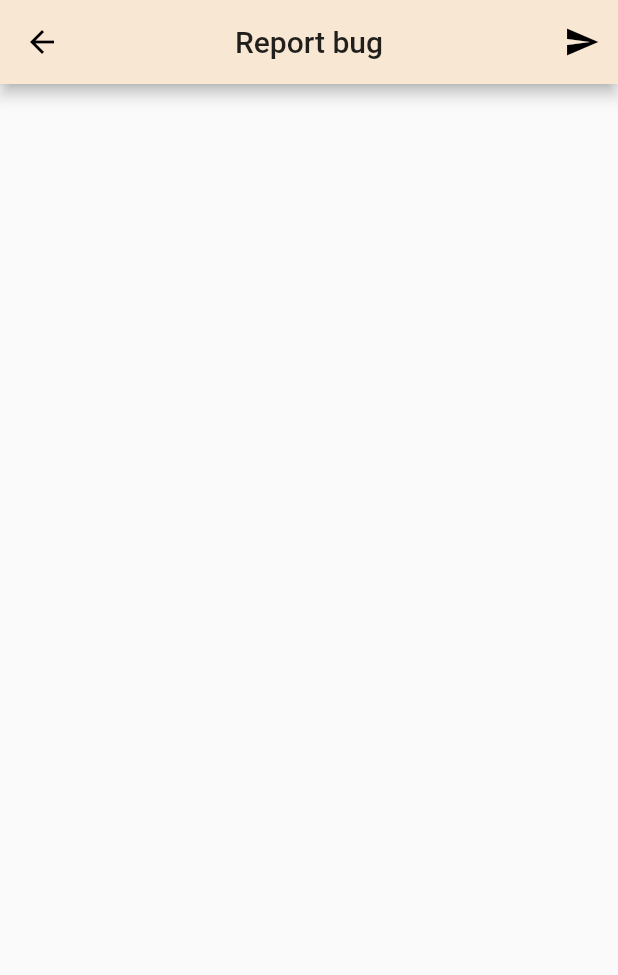
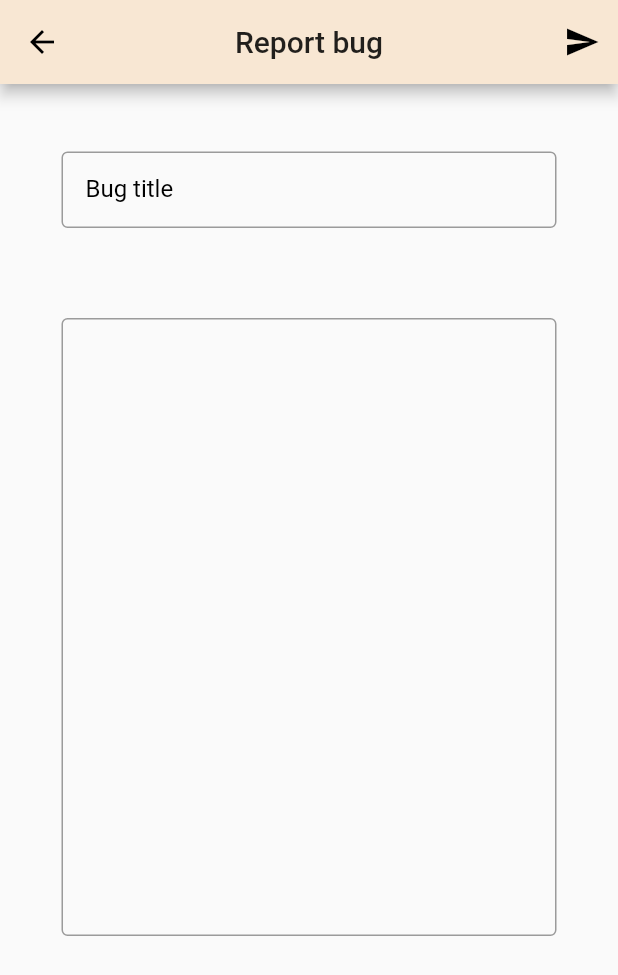
Before and after one commit to ollinmagno/ragnarok-database, a Flutter app: the SendReportBug screen opened directly, on a phone screen of 412 x 824 dp. Shown: the top 975 px of the screen. Run offline on Flutter 3.47's test engine with Material 2 defaults, Android fonts, the phone set to English and light mode, and no system bars.

Commit message:
send report bug e feedback

```diff
--- a/lib/src/pages_drawer/send_feedback.dart
+++ b/lib/src/pages_drawer/send_feedback.dart
@@ -1,7 +1,12 @@
 import 'package:flutter/material.dart';
 import 'package:ragnarok/src/utils/colors.dart';
 
-class SendFeedback extends StatelessWidget {
+class SendFeedback extends StatefulWidget {
+  @override
+  _SendFeedbackState createState() => _SendFeedbackState();
+}
+
+class _SendFeedbackState extends State<SendFeedback> {
   GlobalKey _keyForm = GlobalKey<FormState>();
   final TextEditingController _controllerTitle = TextEditingController();
   final TextEditingController _controllerSendFeedback = TextEditingController();
@@ -10,7 +15,7 @@ class SendFeedback extends StatelessWidget {
     return SingleChildScrollView(
       padding: EdgeInsets.only(top: 45, left: 16.0, right: 16.0, bottom: 16.0),
       child: Form(
-        key: _keyForm,
+        //key: _keyForm,
         child: Center(
           child: Column(
             children: <Widget>[
@@ -27,10 +32,13 @@ class SendFeedback extends StatelessWidget {
                     labelText: 'Title',
                     labelStyle: TextStyle(color: Colors.black),
                     border: OutlineInputBorder(
-                      borderSide: BorderSide(color: Colors.red, width: 1.0),
+                      borderSide: BorderSide(color: Colors.black, width: 1.0),
+                    ),
+                    focusedBorder: OutlineInputBorder(
+                      borderSide: BorderSide(color: Colors.black, width: 1.0),
                     ),
                     contentPadding:
-                        EdgeInsets.symmetric(horizontal: 16.0, vertical: 16.0),
+                    EdgeInsets.symmetric(horizontal: 16.0, vertical: 16.0),
                   ),
                 ),
               ),
@@ -48,7 +56,10 @@ class SendFeedback extends StatelessWidget {
                     labelText: '',
                     labelStyle: TextStyle(height: 0.0, color: Colors.red),
                     border: OutlineInputBorder(
-                      borderSide: BorderSide(color: Colors.red, width: 1.0),
+                      borderSide: BorderSide(color: Colors.black, width: 1.0),
+                    ),
+                    focusedBorder: OutlineInputBorder(
+                      borderSide: BorderSide(color: Colors.black, width: 1.0),
                     ),
                     contentPadding:
                     EdgeInsets.symmetric(horizontal: 16.0, vertical: 16.0),
--- a/lib/src/pages_drawer/send_report_bug.dart
+++ b/lib/src/pages_drawer/send_report_bug.dart
@@ -1,21 +1,91 @@
 import 'package:flutter/material.dart';
 import 'package:ragnarok/src/utils/colors.dart';
 
-class SendReportBug extends StatelessWidget {
-  GlobalKey _keyForm = GlobalKey<FormState>();
+class SendReportBug extends StatefulWidget {
+  @override
+  _SendReportBugState createState() => _SendReportBugState();
+}
+
+class _SendReportBugState extends State<SendReportBug> {
+  final _scaffoldKey = GlobalKey<ScaffoldState>();
+  final _keyForm = GlobalKey<FormState>();
   final TextEditingController _controllerTitle = TextEditingController();
   final TextEditingController _controllerSendReport = TextEditingController();
 
-  _body() {}
+  _body() {
+    return SingleChildScrollView(
+      padding: EdgeInsets.only(top: 45, left: 16.0, right: 16.0, bottom: 16.0),
+      child: Form(
+        key: _keyForm,
+        child: Center(
+          child: Column(
+            children: <Widget>[
+              SizedBox(
+                width: 330,
+                child: TextFormField(
+                  controller: _controllerTitle,
+                  maxLength: 30,
+                  keyboardType: TextInputType.text,
+                  maxLines: 1,
+                  //onChanged: (texto) {},
+                  decoration: InputDecoration(
+                    counterText: '',
+                    labelText: 'Bug title',
+                    labelStyle: TextStyle(color: Colors.black),
+                    border: OutlineInputBorder(
+                      borderSide: BorderSide(color: Colors.black, width: 1.0),
+                    ),
+                    focusedBorder: OutlineInputBorder(
+                      borderSide: BorderSide(color: Colors.black, width: 1.0),
+                    ),
+                    contentPadding:
+                    EdgeInsets.symmetric(horizontal: 16.0, vertical: 16.0),
+                  ),
+                ),
+              ),
+              SizedBox(height: 60),
+              SizedBox(
+                width: 330,
+                child: TextFormField(
+                  controller: _controllerSendReport,
+                  maxLength: 900,
+                  keyboardType: TextInputType.text,
+                  maxLines: 20,
+                  //onChanged: (texto) {},
+                  decoration: InputDecoration(
+                    counterText: '',
+                    labelText: '',
+                    labelStyle: TextStyle(height: 0.0, color: Colors.red),
+                    border: OutlineInputBorder(
+                      borderSide: BorderSide(color: Colors.black, width: 1.0),
+                    ),
+                    focusedBorder: OutlineInputBorder(
+                      borderSide: BorderSide(color: Colors.black, width: 1.0),
+                    ),
+                    contentPadding:
+                    EdgeInsets.symmetric(horizontal: 16.0, vertical: 16.0),
+                  ),
+                ),
+              ),
+            ],
+          ),
+        ),
+      ),
+    );
+  }
+
   @override
   Widget build(BuildContext context) {
     return Scaffold(
+      key: _scaffoldKey,
       appBar: AppBar(
         title: Text('Report bug'),
         centerTitle: true,
         backgroundColor: appBarColor,
         actions: <Widget>[
-          IconButton(icon: Icon(Icons.send), onPressed: (){},),
+          IconButton(icon: Icon(Icons.send), onPressed: (){
+            print('Enviando...');
+          },),
         ],
       ),
       body: _body(),
```
